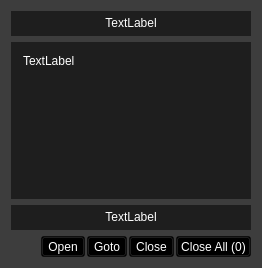
Old version of the form src/resources/ERDisplay.ui in the repository IDREsandbox/vsim.
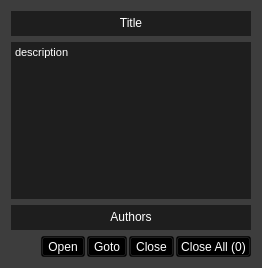
New version of the form.

What changed in the file:
```diff
--- a/src/resources/ERDisplay.ui
+++ b/src/resources/ERDisplay.ui
@@ -28,7 +28,7 @@
       </size>
      </property>
      <property name="text">
-      <string>TextLabel</string>
+      <string>Title</string>
      </property>
      <property name="alignment">
       <set>Qt::AlignCenter</set>
@@ -39,24 +39,23 @@
     </widget>
    </item>
    <item>
-    <widget class="QLabel" name="text">
-     <property name="sizePolicy">
-      <sizepolicy hsizetype="Preferred" vsizetype="Expanding">
-       <horstretch>0</horstretch>
-       <verstretch>0</verstretch>
-      </sizepolicy>
+    <widget class="QTextBrowser" name="description">
+     <property name="styleSheet">
+      <string notr="true">border:none;</string>
      </property>
-     <property name="text">
-      <string>TextLabel</string>
+     <property name="html">
+      <string>&lt;!DOCTYPE HTML PUBLIC &quot;-//W3C//DTD HTML 4.0//EN&quot; &quot;http://www.w3.org/TR/REC-html40/strict.dtd&quot;&gt;
+&lt;html&gt;&lt;head&gt;&lt;meta name=&quot;qrichtext&quot; content=&quot;1&quot; /&gt;&lt;style type=&quot;text/css&quot;&gt;
+p, li { white-space: pre-wrap; }
+&lt;/style&gt;&lt;/head&gt;&lt;body style=&quot; font-family:'MS Shell Dlg 2'; font-size:8.25pt; font-weight:400; font-style:normal;&quot;&gt;
+&lt;p style=&quot; margin-top:0px; margin-bottom:0px; margin-left:0px; margin-right:0px; -qt-block-indent:0; text-indent:0px;&quot;&gt;description&lt;/p&gt;
+&lt;p style=&quot;-qt-paragraph-type:empty; margin-top:0px; margin-bottom:0px; margin-left:0px; margin-right:0px; -qt-block-indent:0; text-indent:0px;&quot;&gt;&lt;br /&gt;&lt;/p&gt;&lt;/body&gt;&lt;/html&gt;</string>
      </property>
-     <property name="alignment">
-      <set>Qt::AlignLeading|Qt::AlignLeft|Qt::AlignTop</set>
+     <property name="tabStopWidth">
+      <number>40</number>
      </property>
-     <property name="indent">
-      <number>12</number>
-     </property>
-     <property name="textInteractionFlags">
-      <set>Qt::TextBrowserInteraction</set>
+     <property name="acceptRichText">
+      <bool>false</bool>
      </property>
     </widget>
    </item>
@@ -69,7 +68,7 @@
       </size>
      </property>
      <property name="text">
-      <string>TextLabel</string>
+      <string>Authors</string>
      </property>
      <property name="alignment">
       <set>Qt::AlignCenter</set>
```
